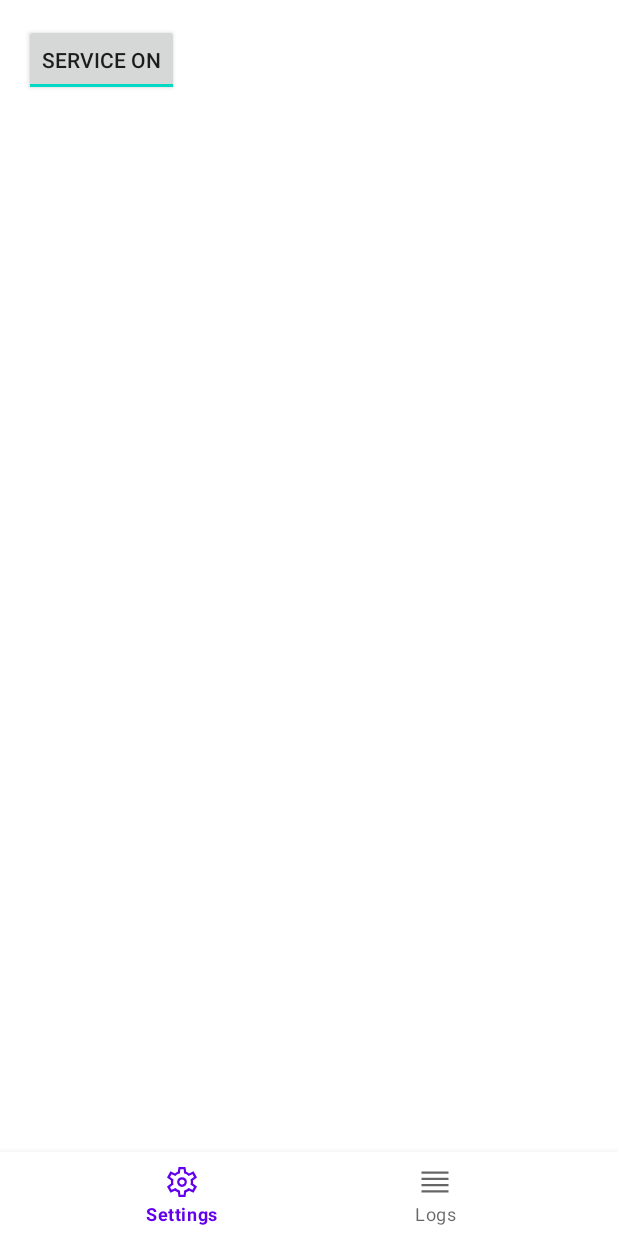
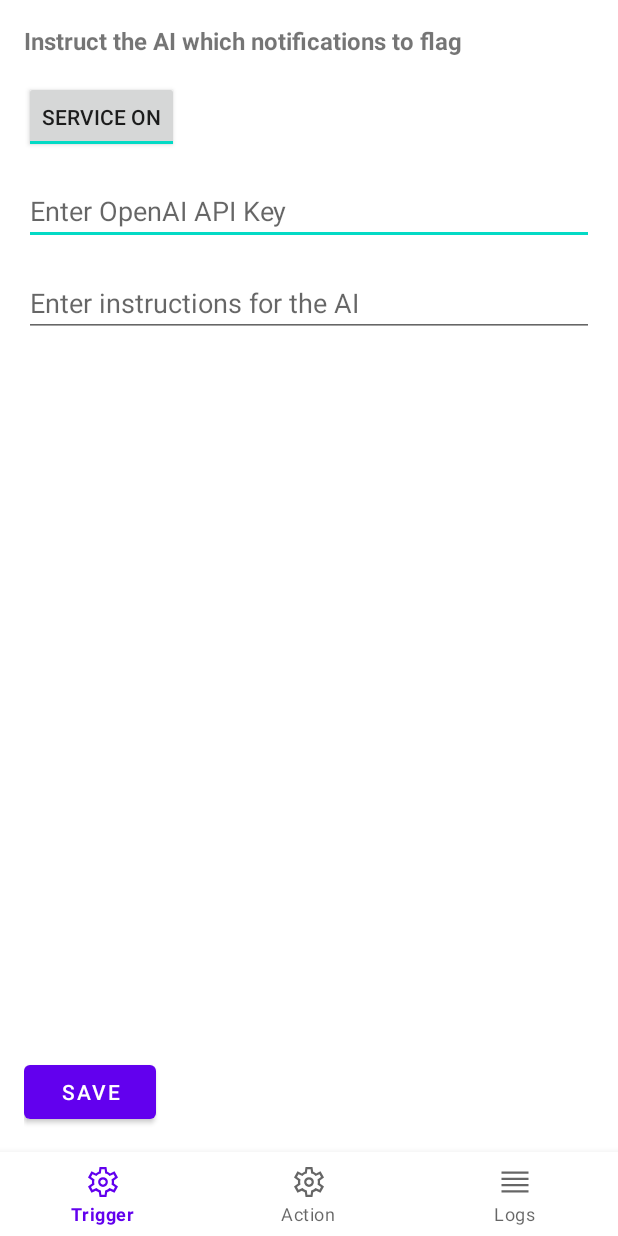
Before and after one commit to lukaspetersson/PrioPing, an Android app: the screen it shows after launch (MainActivity), on a phone screen of 412 x 824 dp. Run offline under Robolectric (Android 15) with nearby library versions, the phone set to English and light mode, and no system bars; our stand-ins replace Room's generated code, navigation-ui.

Commit message:
third page

```diff
--- a/app/src/main/java/com/example/prioping/MainActivity.kt
+++ b/app/src/main/java/com/example/prioping/MainActivity.kt
@@ -1,14 +1,9 @@
 package com.example.prioping
 
-import android.app.NotificationChannel
-import android.app.NotificationManager
-import android.content.Context
 import android.os.Bundle
 import com.google.android.material.bottomnavigation.BottomNavigationView
 import androidx.appcompat.app.AppCompatActivity
 import androidx.navigation.findNavController
-import androidx.navigation.ui.AppBarConfiguration
-import androidx.navigation.ui.setupActionBarWithNavController
 import androidx.navigation.ui.setupWithNavController
 import com.example.prioping.databinding.ActivityMainBinding
 
--- a/app/src/main/java/com/example/prioping/ui/logs/LogsFragment.kt
+++ b/app/src/main/java/com/example/prioping/ui/logs/LogsFragment.kt
@@ -38,9 +38,10 @@ class LogsFragment : Fragment() {
     recyclerView.adapter = adapter
 
     logsViewModel.notifications.observe(viewLifecycleOwner) { notifications ->
-            adapter.notifications = notifications
+        adapter.submitList(notifications)
     }
 }
+
 
     override fun onDestroyView() {
         super.onDestroyView()
--- a/app/src/main/java/com/example/prioping/ui/settings/SettingsFragment.kt
+++ /dev/null
@@ -1,48 +0,0 @@
-package com.example.prioping.ui.settings
-
-import androidx.fragment.app.Fragment
-import android.os.Bundle
-import android.view.LayoutInflater
-import android.view.View
-import android.view.ViewGroup
-import android.widget.ToggleButton
-import androidx.fragment.app.viewModels
-import com.example.prioping.R
-
-class SettingsFragment : Fragment() {
-
-    private lateinit var viewModel: SettingsViewModel
-    private lateinit var toggleButton: ToggleButton
-
-    override fun onCreateView(
-        inflater: LayoutInflater,
-        container: ViewGroup?,
-        savedInstanceState: Bundle?
-    ): View? {
-        val root = inflater.inflate(R.layout.fragment_settings, container, false)
-        toggleButton = root.findViewById(R.id.service_toggle)
-        return root
-    }
-
-    override fun onActivityCreated(savedInstanceState: Bundle?) {
-        super.onActivityCreated(savedInstanceState)
-        val viewModel: SettingsViewModel by viewModels {
-            SettingsViewModel.SettingsViewModelFactory(
-                requireContext()
-            )
-        }
-
-        // Set the initial state of the toggle button according to the service state
-        toggleButton.isChecked = viewModel.isServiceActive
-
-        toggleButton.setOnCheckedChangeListener { _, isChecked ->
-            if (isChecked) {
-                // The toggle is enabled
-                viewModel.startService()
-            } else {
-                // The toggle is disabled
-                viewModel.stopService()
-            }
-        }
-    }
-}
--- /dev/null
+++ b/app/src/main/java/com/example/prioping/ui/trigger/TriggerFragment.kt
@@ -0,0 +1,66 @@
+package com.example.prioping.ui.trigger
+
+import androidx.fragment.app.Fragment
+import android.os.Bundle
+import android.view.LayoutInflater
+import android.view.View
+import android.view.ViewGroup
+import android.widget.Button
+import android.widget.EditText
+import android.widget.ToggleButton
+import androidx.fragment.app.viewModels
+import com.example.prioping.R
+
+class TriggerFragment : Fragment() {
+
+    private lateinit var viewModel: TriggerViewModel
+    private lateinit var toggleButton: ToggleButton
+    private lateinit var apiKeyField: EditText
+    private lateinit var instructionField: EditText
+    private lateinit var saveButton: Button
+
+    override fun onCreateView(
+        inflater: LayoutInflater,
+        container: ViewGroup?,
+        savedInstanceState: Bundle?
+    ): View? {
+        val root = inflater.inflate(R.layout.fragment_trigger, container, false)
+        toggleButton = root.findViewById(R.id.service_toggle)
+        apiKeyField = root.findViewById(R.id.api_key_field)
+        instructionField = root.findViewById(R.id.instruction_field)
+        saveButton = root.findViewById(R.id.save_button)
+        return root
+    }
+
+    override fun onActivityCreated(savedInstanceState: Bundle?) {
+        super.onActivityCreated(savedInstanceState)
+        val viewModel: TriggerViewModel by viewModels {
+            TriggerViewModel.TriggerViewModelFactory(
+                requireContext()
+            )
+        }
+
+        // Set the initial text of the EditText fields according to saved values
+        apiKeyField.setText(viewModel.apiKey)
+        instructionField.setText(viewModel.instruction)
+        toggleButton.isChecked = viewModel.isServiceActive
+
+        toggleButton.setOnCheckedChangeListener { _, isChecked ->
+            if (isChecked) {
+                // The toggle is enabled
+                viewModel.startService()
+                viewModel.isServiceActive = true
+            } else {
+                // The toggle is disabled
+                viewModel.stopService()
+                viewModel.isServiceActive = false
+            }
+        }
+
+
+        saveButton.setOnClickListener {
+            viewModel.apiKey = apiKeyField.text.toString()
+            viewModel.instruction = instructionField.text.toString()
+        }
+    }
+}
--- a/app/src/main/java/com/example/prioping/ui/settings/SettingsViewModel.kt
+++ b/app/src/main/java/com/example/prioping/ui/trigger/TriggerViewModel.kt
@@ -1,4 +1,4 @@
-package com.example.prioping.ui.settings
+package com.example.prioping.ui.trigger
 
 import android.content.ComponentName
 import android.content.Context
@@ -8,24 +8,32 @@ import androidx.lifecycle.ViewModel
 import androidx.lifecycle.ViewModelProvider
 import com.example.prioping.service.NotificationService
 
-class SettingsViewModel(private val context: Context) : ViewModel() {
+class TriggerViewModel(private val context: Context) : ViewModel() {
 
     private val serviceComponent = ComponentName(context, NotificationService::class.java)
     private val sharedPreferences = context.getSharedPreferences("com.example.prioping", Context.MODE_PRIVATE)
+
     var isServiceActive: Boolean
         get() = sharedPreferences.getBoolean("service_active", true)
         set(value) = sharedPreferences.edit().putBoolean("service_active", value).apply()
 
-    class SettingsViewModelFactory(private val context: Context) : ViewModelProvider.Factory {
+    var apiKey: String
+        get() = sharedPreferences.getString("api_key", "") ?: ""
+        set(value) = sharedPreferences.edit().putString("api_key", value).apply()
+
+    var instruction: String
+        get() = sharedPreferences.getString("instruction", "") ?: ""
+        set(value) = sharedPreferences.edit().putString("instruction", value).apply()
+
+    class TriggerViewModelFactory(private val context: Context) : ViewModelProvider.Factory {
         override fun <T : ViewModel> create(modelClass: Class<T>): T {
-            if (modelClass.isAssignableFrom(SettingsViewModel::class.java)) {
+            if (modelClass.isAssignableFrom(TriggerViewModel::class.java)) {
                 @Suppress("UNCHECKED_CAST")
-                return SettingsViewModel(context) as T
+                return TriggerViewModel(context) as T
             }
             throw IllegalArgumentException("Unknown ViewModel class")
         }
     }
-
 
 
     fun isServiceEnabled(): Boolean {
--- a/app/src/main/res/layout/fragment_settings.xml
+++ /dev/null
@@ -1,13 +0,0 @@
-<?xml version="1.0" encoding="utf-8"?>
-<RelativeLayout xmlns:android="http://schemas.android.com/apk/res/android"
-    android:layout_width="match_parent"
-    android:layout_height="match_parent"
-    android:padding="16dp">
-
-    <ToggleButton
-        android:id="@+id/service_toggle"
-        android:layout_width="wrap_content"
-        android:layout_height="wrap_content"
-        android:textOn="Service On"
-        android:textOff="Service Off" />
-</RelativeLayout>
--- /dev/null
+++ b/app/src/main/res/layout/fragment_trigger.xml
@@ -0,0 +1,59 @@
+<RelativeLayout xmlns:android="http://schemas.android.com/apk/res/android"
+    android:layout_width="match_parent"
+    android:layout_height="match_parent"
+    android:padding="16dp">
+
+    <TextView
+        android:id="@+id/info_text"
+        android:layout_width="wrap_content"
+        android:layout_height="wrap_content"
+        android:text="Instruct the AI which notifications to flag"
+        android:textSize="16sp"
+        android:textStyle="bold" />
+
+    <ToggleButton
+        android:id="@+id/service_toggle"
+        android:layout_width="wrap_content"
+        android:layout_height="wrap_content"
+        android:textOn="Service On"
+        android:textOff="Service Off"
+        android:layout_marginTop="16dp"
+        android:layout_below="@id/info_text" />
+
+    <EditText
+        android:id="@+id/api_key_field"
+        android:layout_width="match_parent"
+        android:layout_height="wrap_content"
+        android:hint="Enter OpenAI API Key"
+        android:maxLength="300"
+        android:inputType="text"
+        android:layout_marginTop="16dp"
+        android:layout_below="@id/service_toggle" />
+
+    <ScrollView
+        android:id="@+id/instruction_field_scroll"
+        android:layout_width="match_parent"
+        android:layout_height="wrap_content"
+        android:layout_above="@id/save_button"
+        android:layout_below="@id/api_key_field">
+
+        <EditText
+            android:id="@+id/instruction_field"
+            android:layout_width="match_parent"
+            android:layout_height="wrap_content"
+            android:hint="Enter instructions for the AI"
+            android:maxLength="300"
+            android:inputType="textMultiLine"
+            android:layout_marginTop="16dp" />
+
+    </ScrollView>
+
+    <Button
+        android:id="@+id/save_button"
+        android:layout_width="wrap_content"
+        android:layout_height="wrap_content"
+        android:text="Save"
+        android:layout_marginTop="16dp"
+        android:layout_alignParentBottom="true" />
+
+</RelativeLayout>
--- a/app/src/main/res/menu/bottom_nav_menu.xml
+++ b/app/src/main/res/menu/bottom_nav_menu.xml
@@ -1,8 +1,12 @@
 <menu xmlns:android="http://schemas.android.com/apk/res/android">
     <item
-        android:id="@+id/navigation_settings"
+        android:id="@+id/navigation_trigger"
         android:icon="@drawable/ic_settings_48px"
-        android:title="@string/title_settings" />
+        android:title="@string/title_trigger" />
+ <item
+        android:id="@+id/navigation_action"
+        android:icon="@drawable/ic_settings_48px"
+        android:title="@string/title_action" />
 
     <item
         android:id="@+id/navigation_logs"
--- a/app/src/main/res/navigation/mobile_navigation.xml
+++ b/app/src/main/res/navigation/mobile_navigation.xml
@@ -2,13 +2,19 @@
     xmlns:app="http://schemas.android.com/apk/res-auto"
     xmlns:tools="http://schemas.android.com/tools"
     android:id="@+id/mobile_navigation"
-    app:startDestination="@id/navigation_settings">
+    app:startDestination="@id/navigation_trigger">
 
     <fragment
-        android:id="@+id/navigation_settings"
-        android:name="com.example.prioping.ui.settings.SettingsFragment"
-        android:label="@string/title_settings"
-        tools:layout="@layout/fragment_settings" />
+        android:id="@+id/navigation_trigger"
+        android:name="com.example.prioping.ui.trigger.TriggerFragment"
+        android:label="@string/title_trigger"
+        tools:layout="@layout/fragment_trigger" />
+
+    <fragment
+            android:id="@+id/navigation_action"
+            android:name="com.example.prioping.ui.action.ActionFragment"
+            android:label="@string/title_trigger"
+            tools:layout="@layout/fragment_action" />
 
     <fragment
         android:id="@+id/navigation_logs"
--- a/app/src/main/res/values/strings.xml
+++ b/app/src/main/res/values/strings.xml
@@ -1,6 +1,7 @@
 <resources>
     <string name="app_name">PrioPing</string>
     <string name="title_home">Home</string>
-    <string name="title_settings">Settings</string>
+    <string name="title_trigger">Trigger</string>
+    <string name="title_action">Action</string>
     <string name="title_logs">Logs</string>
 </resources>
```
Also changed, not shown: app/src/main/java/com/example/prioping/service/NotificationListenerService.kt (+12 -3 lines), app/src/main/java/com/example/prioping/ui/action/ActionFragment.kt (added, +85 -0 lines), app/src/main/java/com/example/prioping/ui/action/ActionViewModel.kt (added, +40 -0 lines), app/src/main/java/com/example/prioping/ui/logs/NotificationAdapter.kt (+45 -54 lines), app/src/main/res/layout/fragment_action.xml (added, +67 -0 lines). Lines whose indentation alone changed are shown as unchanged.
